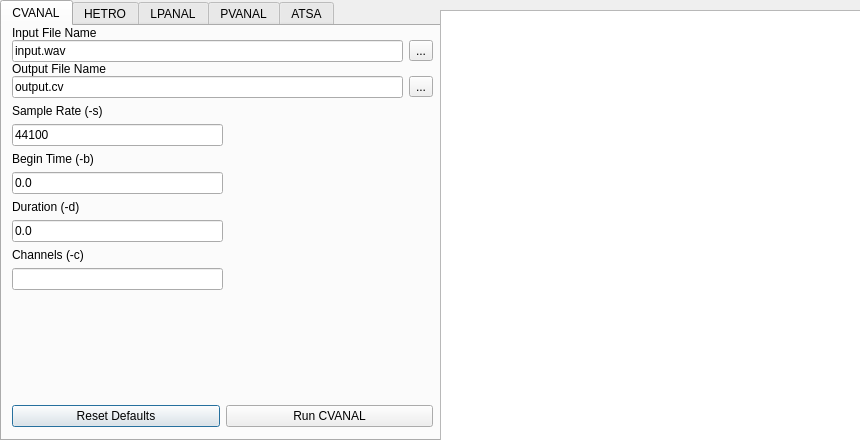
CsoundQt/CsoundQt, file src/utilitiesdialog.ui: the form before one commit.
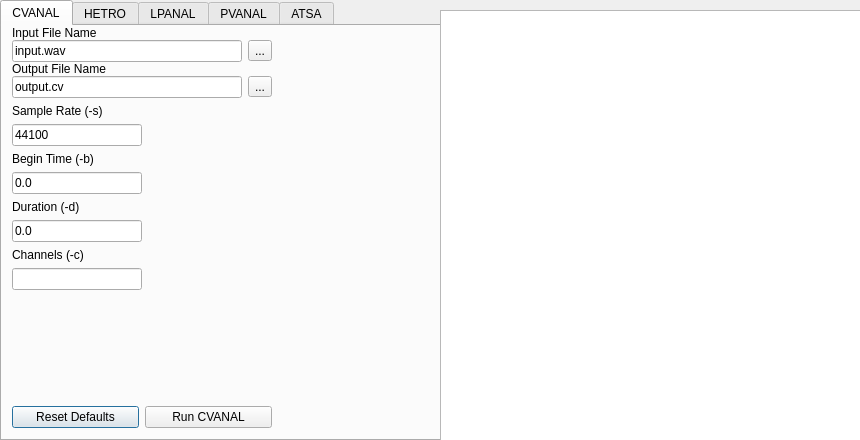
The form after the commit. The open tabs and pages were chosen to show the change.

Commit message: Doubles is now default build Removed annoying warnings about layout names Fixed know exporting for Cabagge

The edit to the form file:
```diff
--- a/src/utilitiesdialog.ui
+++ b/src/utilitiesdialog.ui
@@ -29,18 +29,18 @@
     <attribute name="title">
      <string>CVANAL</string>
     </attribute>
-    <widget class="QWidget" name="layoutWidget">
+    <widget class="QWidget" name="layoutWidget_">
      <property name="geometry">
       <rect>
        <x>10</x>
        <y>0</y>
-       <width>421</width>
-       <height>401</height>
+       <width>260</width>
+       <height>402</height>
       </rect>
      </property>
      <layout class="QGridLayout" name="gridLayout">
       <item row="0" column="0">
-       <layout class="QGridLayout">
+       <layout class="QGridLayout" name="vertical">
         <property name="verticalSpacing">
          <number>0</number>
         </property>
@@ -91,57 +91,57 @@
       <item row="1" column="0">
        <layout class="QHBoxLayout" name="horizontalLayout">
         <item>
-         <layout class="QGridLayout">
-          <item row="0" column="0">
+         <layout class="QVBoxLayout" name="verticalLayout">
+          <item>
            <widget class="QLabel" name="label_3">
             <property name="text">
              <string>Sample Rate (-s)</string>
             </property>
            </widget>
           </item>
-          <item row="1" column="0">
+          <item>
            <widget class="QLineEdit" name="cvSrLineEdit">
             <property name="text">
              <string>44100</string>
             </property>
            </widget>
           </item>
-          <item row="2" column="0">
+          <item>
            <widget class="QLabel" name="label_4">
             <property name="text">
              <string>Begin Time (-b)</string>
             </property>
            </widget>
           </item>
-          <item row="3" column="0">
+          <item>
            <widget class="QLineEdit" name="cvBeginLineEdit">
             <property name="text">
              <string>0.0</string>
             </property>
            </widget>
           </item>
-          <item row="4" column="0">
+          <item>
            <widget class="QLabel" name="label_5">
             <property name="text">
              <string>Duration (-d)</string>
             </property>
            </widget>
           </item>
-          <item row="5" column="0">
+          <item>
            <widget class="QLineEdit" name="cvDurationLineEdit">
             <property name="text">
              <string>0.0</string>
             </property>
            </widget>
           </item>
-          <item row="6" column="0">
+          <item>
            <widget class="QLabel" name="label_59">
             <property name="text">
              <string>Channels (-c)</string>
             </property>
            </widget>
           </item>
-          <item row="7" column="0">
+          <item>
            <widget class="QLineEdit" name="cvChannelLineEdit"/>
           </item>
          </layout>
@@ -162,7 +162,7 @@
        </layout>
       </item>
       <item row="3" column="0">
-       <layout class="QHBoxLayout">
+       <layout class="QHBoxLayout" name="layout">
         <item>
          <widget class="QPushButton" name="cvResetPushButton">
           <property name="text">
@@ -1243,7 +1243,7 @@
       <rect>
        <x>290</x>
        <y>101</y>
-       <width>141</width>
+       <width>144</width>
        <height>271</height>
       </rect>
      </property>
```
Left out of the diff: 44 changed lines with no effect on the pictures. The commit also changes 3 other files.
